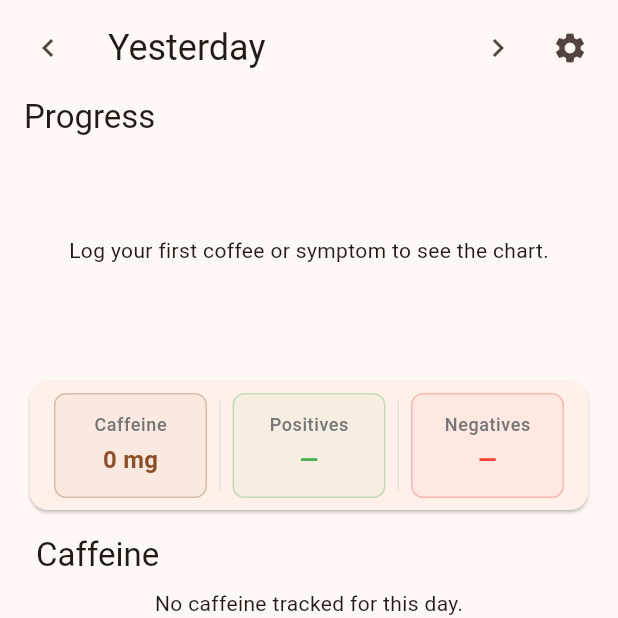
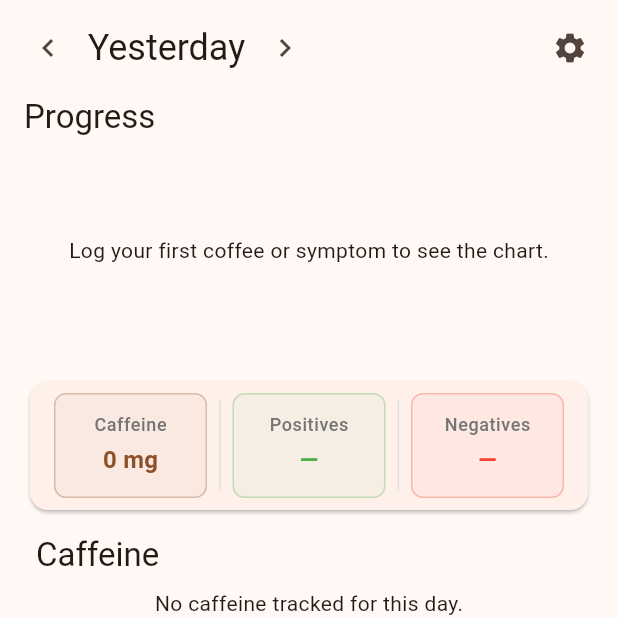
Before and after one commit to drg101/decaf, a Flutter app: the screen it shows after launch, after a tap on the "chevron left" icon, on a phone screen of 412 x 824 dp, the top half of it. Run offline on Flutter 3.47's test engine with Material 3 defaults, Android fonts, the phone set to English and light mode, and no system bars; our stand-ins replace fl_chart, flutter_riverpod, in_app_review, sembast; missing offline and left inert: beaverlog_flutter.

```diff
--- a/lib/main.dart
+++ b/lib/main.dart
@@ -2,19 +2,17 @@ import 'package:beaverlog_flutter/beaverlog_flutter.dart';
 import 'package:decaf/constants/colors.dart';
 import 'package:decaf/pages/home.dart';
 import 'package:decaf/pages/plan_page.dart';
+import 'package:decaf/secrets/secrets.dart';
 import 'package:decaf/widgets/add_caffeine_modal.dart';
 import 'package:flutter/material.dart';
 import 'package:flutter_riverpod/flutter_riverpod.dart';
-import 'package:flutter_dotenv/flutter_dotenv.dart';
 
 final pageIndexProvider = StateProvider<int>((ref) => 0);
 
 void main() async {
-  await dotenv.load(fileName: ".env");
-
   BeaverLog().init(
-    appId: dotenv.env['BEAVERLOG_APP_ID']!,
-    publicKey: dotenv.env['BEAVERLOG_PK']!,
+    appId: beaverlogAppId,
+    publicKey: beaverlogPublicKey,
     host: 'https://beaverlog.deno.dev',
   );
   runApp(const ProviderScope(child: MyApp()));
--- a/lib/pages/home.dart
+++ b/lib/pages/home.dart
@@ -105,15 +105,12 @@ class HomePage extends ConsumerWidget {
                             selectedDate.subtract(const Duration(days: 1));
                       },
                     ),
-                    Expanded(
-                      child: Align(
-                        alignment: Alignment.centerLeft,
-                        child: Padding(
-                          padding: const EdgeInsets.only(left: 16.0),
-                          child: Text(
-                            _formatDate(selectedDate),
-                            style: Theme.of(context).textTheme.headlineSmall,
-                          ),
+                    SizedBox(
+                      width: 110, // Reserved space for date text
+                      child: Center(
+                        child: Text(
+                          _formatDate(selectedDate),
+                          style: Theme.of(context).textTheme.headlineSmall,
                         ),
                       ),
                     ),
@@ -134,6 +131,7 @@ class HomePage extends ConsumerWidget {
                         },
                       ),
                     ),
+                    const Spacer(),
                     IconButton(
                       icon: const Icon(Icons.settings),
                       onPressed: () {
--- a/lib/pages/manage_caffeine_options.dart
+++ b/lib/pages/manage_caffeine_options.dart
@@ -19,6 +19,7 @@ class ManageCaffeineOptionsPage extends ConsumerWidget {
       body: options.when(
         data: (options) {
           return ReorderableListView.builder(
+            padding: const EdgeInsets.only(bottom: 100),
             itemCount: options.length,
             onReorder: (oldIndex, newIndex) {
               if (newIndex > oldIndex) {
--- a/lib/pages/manage_symptoms_page.dart
+++ b/lib/pages/manage_symptoms_page.dart
@@ -22,7 +22,7 @@ class ManageSymptomsPage extends ConsumerWidget {
           final negativeSymptoms = symptoms.where((s) => s.connotation == SymptomConnotation.negative).toList();
 
           return SingleChildScrollView(
-            padding: const EdgeInsets.all(16.0),
+            padding: const EdgeInsets.fromLTRB(16.0, 16.0, 16.0, 116.0),
             child: Column(
               crossAxisAlignment: CrossAxisAlignment.start,
               children: [
--- a/lib/pages/plan_page.dart
+++ b/lib/pages/plan_page.dart
@@ -2,6 +2,7 @@ import 'package:decaf/constants/colors.dart';
 import 'package:decaf/pages/plan_creation_page.dart';
 import 'package:decaf/providers/settings_provider.dart';
 import 'package:decaf/providers/taper_plan_provider.dart';
+import 'package:decaf/utils/analytics.dart';
 import 'package:decaf/widgets/active_plan_view.dart';
 import 'package:decaf/widgets/taper_plan_preview.dart';
 import 'package:flutter/material.dart';
@@ -82,7 +83,10 @@ class PlanPage extends ConsumerWidget {
               width: double.infinity,
               height: 50,
               child: ElevatedButton(
-                onPressed: () => _navigateToCreatePlan(context, ref),
+                onPressed: () {
+                  Analytics.track(AnalyticsEvent.startPlanCreation);
+                  _navigateToCreatePlan(context, ref);
+                },
                 style: ElevatedButton.styleFrom(
                   backgroundColor: AppColors.caffeine,
                   foregroundColor: Colors.white,
--- a/lib/utils/analytics.dart
+++ b/lib/utils/analytics.dart
@@ -16,6 +16,16 @@ enum AnalyticsEvent {
   navigateDate,
   requestAppReview,
   resetAccount,
+  startPlanCreation,
+  selectTaperPreset,
+  completePlanCreation,
+  resetTaperPlan,
+  modifyStartingAmount,
+  adjustPlanDuration,
+  configureStepDown,
+  customizeTargets,
+  viewActivePlan,
+  tapProgressCard,
 }
 
 class Analytics {
--- a/pubspec.yaml
+++ b/pubspec.yaml
@@ -1,7 +1,7 @@
 name: decaf
 description: "Quit caffeine fast."
 publish_to: 'none'
-version: 2025.08.24+8
+version: 2025.08.26+12
 
 environment:
   sdk: ^3.7.2
@@ -23,7 +23,6 @@ dependencies:
     git:
       url: git@github.com:drg101/beaverlog_flutter.git
       ref: 5bf9ff8f5c0c5fd4ab52c03dc2f3a9fbfa6b723f
-  flutter_dotenv: ^6.0.0
 
 dev_dependencies:
   flutter_test:
@@ -32,5 +31,3 @@ dev_dependencies:
 
 flutter:
   uses-material-design: true
-  assets:
-    - .env
```
Also changed, not shown: lib/pages/plan_creation_page.dart (+69 -5 lines), lib/widgets/active_plan_view.dart (+26 -0 lines), pubspec.lock, 3 other files.
